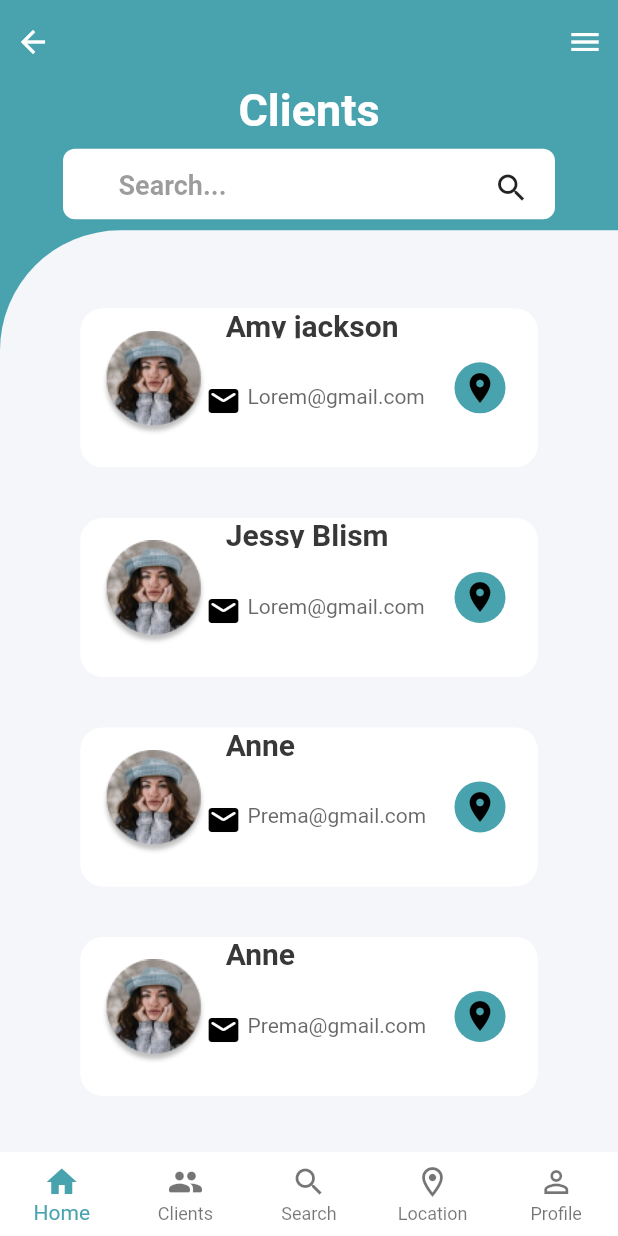
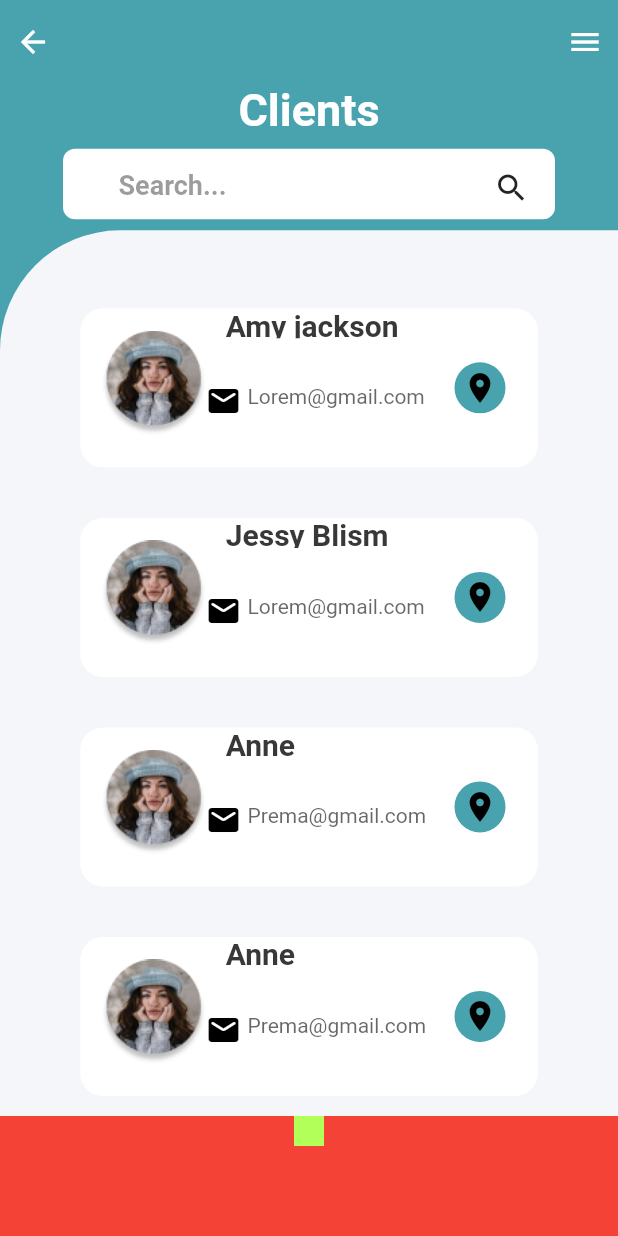
Before and after one commit to ranjith4084/InFightSales, a Flutter app: the screen it shows after launch, after a tap on "Login", on a phone screen of 412 x 824 dp. Run offline on Flutter 3.47's test engine with Material 2 defaults, Android fonts, the light colour scheme and no system bars; our stand-ins replace animated_splash_screen, floating_bottom_navigation_bar, get, get_storage, google_fonts, smooth_page_indicator; Roboto replaces fonts that are missing (Josefin Sans).

Commit message:
ios backup

```diff
--- a/lib/core/extensions/package_imports_and_exports.dart
+++ b/lib/core/extensions/package_imports_and_exports.dart
@@ -26,7 +26,6 @@ export 'package:infightsales/core/app_rss/font_weights.dart';
 export 'package:infightsales/view_and_controllers/create_account/create_user_controller.dart';
 export 'package:infightsales/widget/custom_spacing.dart';
 export 'package:infightsales/widget/textstyle_widget.dart';
-export 'package:lottie/lottie.dart';
 
 export 'package:get/get_state_manager/src/simple/get_view.dart';
 
--- a/lib/main.dart
+++ b/lib/main.dart
@@ -4,7 +4,6 @@ import 'package:flutter/material.dart';
 import 'package:get/get.dart';
 import 'package:get/get_navigation/src/root/get_material_app.dart';
 import 'package:get_storage/get_storage.dart';
-import 'package:getxfire/getxfire.dart';
 import 'package:infightsales/core/services/dependency_management.dart';
 import 'package:infightsales/core/services/local_database.dart';
 import 'package:infightsales/view_and_controllers/splash_screen/splash_screen.dart';
@@ -12,7 +11,6 @@ import 'package:infightsales/view_and_controllers/splash_screen/splash_screen.da
 void main() async {
   WidgetsFlutterBinding.ensureInitialized();
 
-  await Firebase.initializeApp();
   runApp(MyApp());
 }
 
--- a/lib/view_and_controllers/client_list/client_list.dart
+++ b/lib/view_and_controllers/client_list/client_list.dart
@@ -767,7 +767,30 @@ class _ClientListState extends State<ClientList> {
             ],
           ),
         ),
-        bottomNavigationBar: BottomNavigationBar(
+       extendBody: true,
+       bottomNavigationBar: Container(
+         height: 80,
+         color: Colors.red,
+         child: Stack(
+           children: [
+             Align(
+               alignment: Alignment.topCenter,
+               child: Container(
+                 height: 20,
+                 width: 20,
+                 color: Colors.lightGreenAccent,
+               ),
+             ),
+            /* Alig(
+               child: Container(
+                 height: 60,
+                 color: Colors.white,
+               ),
+             )*/
+           ],
+         ),
+       ),
+       /* bottomNavigationBar: BottomNavigationBar(
           type: BottomNavigationBarType.fixed,
           backgroundColor: Colors.white,
           elevation: 0,
@@ -798,7 +821,7 @@ class _ClientListState extends State<ClientList> {
           currentIndex: _selectedIndex,
           selectedItemColor: Color(0xff49a3af),
           onTap: _onItemTapped,
-        ),
+        ),*/
       ),
     );
   }
--- a/lib/view_and_controllers/create_account/create_user_controller.dart
+++ b/lib/view_and_controllers/create_account/create_user_controller.dart
@@ -1,6 +1,5 @@
 import 'package:flutter/material.dart';
 import 'package:get/get.dart';
-import 'package:getxfire/getxfire.dart';
 import 'package:infightsales/core/api_calls/auth.dart';
 import 'package:infightsales/core/api_calls/firestore_gateway.dart';
 import 'package:infightsales/core/app_rss/app_strings.dart';
--- a/pubspec.yaml
+++ b/pubspec.yaml
@@ -38,7 +38,7 @@ dependencies:
   get: ^4.3.8
   google_fonts: ^2.1.0
   animated_splash_screen: ^1.1.0
-  getxfire: ^0.3.1
+  #getxfire: ^0.3.1
   get_storage: ^2.0.3
   file_picker: ^4.0.0
   floating_bottom_navigation_bar: ^1.5.2
```
Also changed, not shown: pubspec.lock, 4 other files.
